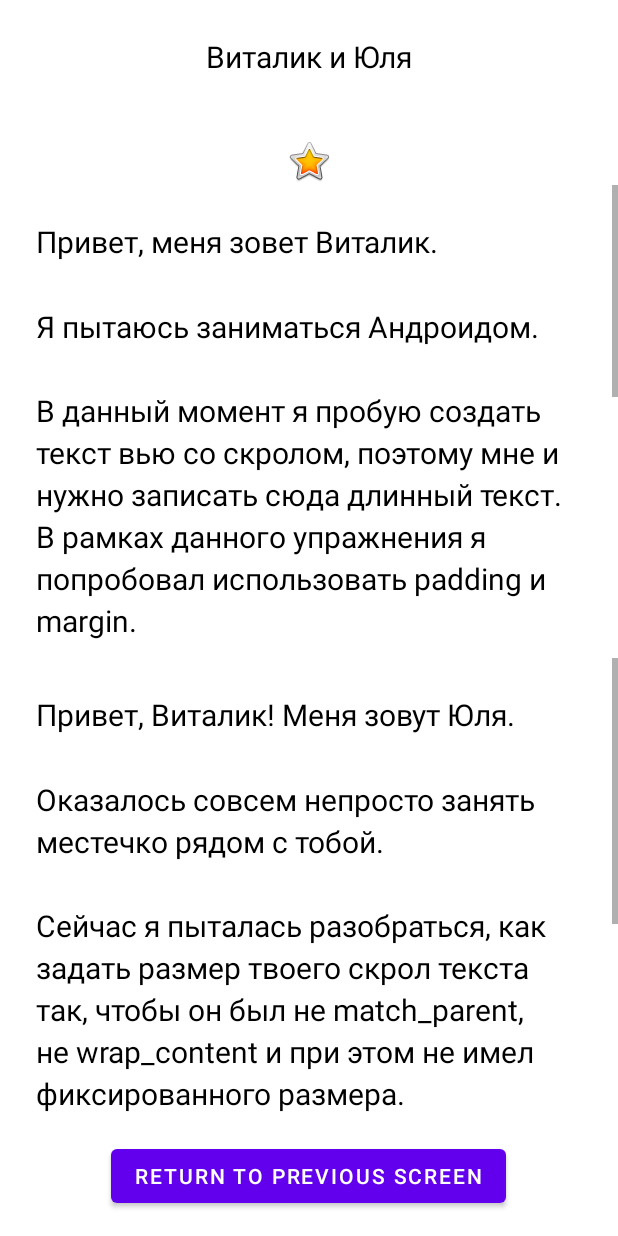
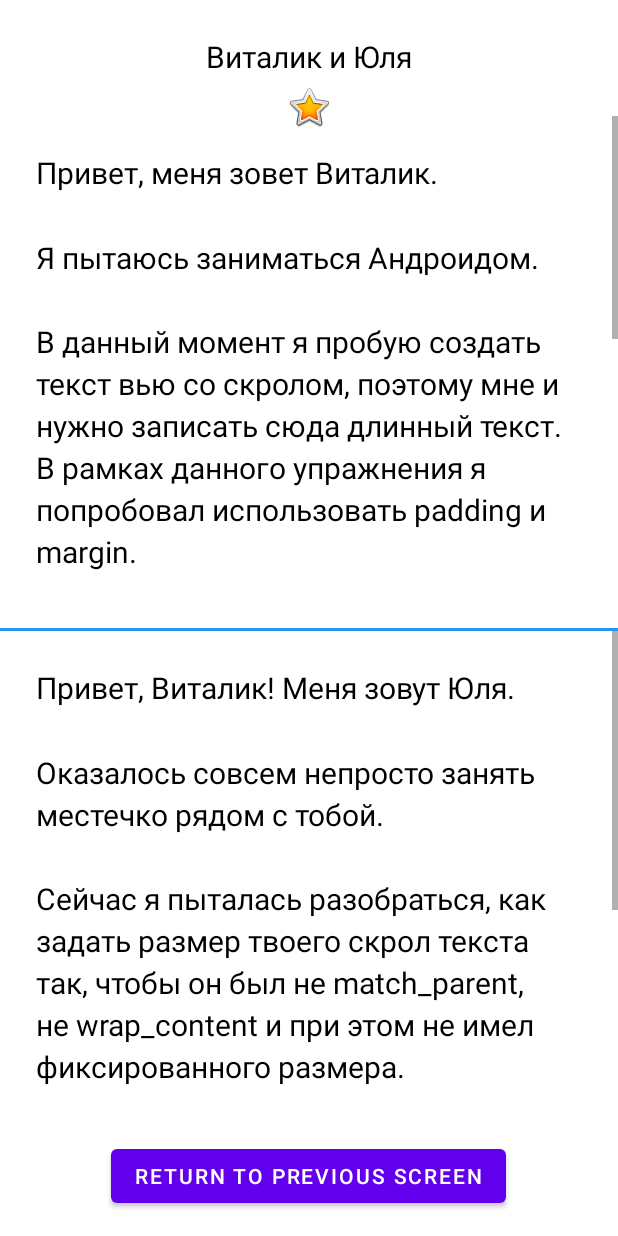
Before and after one commit to glotovauv/MyApplication, an Android app: the screen it shows after launch (MainActivity2), after a tap on "TO SECOND SCREEN", on a phone screen of 412 x 824 dp. Run offline under Robolectric (Android 15) with nearby library versions, the phone set to English and light mode, and no system bars; Roboto replaces fonts that are not available here.

Commit message:
line to separate texts fix waste lambda

```diff
--- a/app/src/main/java/com/home/demo/task_manager/MainActivity.kt
+++ b/app/src/main/java/com/home/demo/task_manager/MainActivity.kt
@@ -37,17 +37,13 @@ class MainActivity : AppCompatActivity() {
         val toTestScreen: Button = findViewById(R.id.test_screen)
 
         toSecondScreen.setOnClickListener {
-            run {
-                val intent = Intent(this@MainActivity, MainActivity2::class.java)
-                startActivity(intent)
-            }
+            val intent = Intent(this@MainActivity, MainActivity2::class.java)
+            startActivity(intent)
         }
 
         toTestScreen.setOnClickListener {
-            run {
-                val intent = Intent(this@MainActivity, TestActivity::class.java)
-                startActivity(intent)
-            }
+            val intent = Intent(this@MainActivity, TestActivity::class.java)
+            startActivity(intent)
         }
     }
 
--- a/app/src/main/res/layout/activity_main_2.xml
+++ b/app/src/main/res/layout/activity_main_2.xml
@@ -27,13 +27,14 @@
             android:id="@+id/star_image"
             android:layout_width="match_parent"
             android:layout_height="wrap_content"
-            android:layout_marginTop="16dp"
+            android:layout_marginTop="-20dp"
             android:contentDescription="@string/yellow_star"
             app:srcCompat="@android:drawable/btn_star_big_on" />
 
         <ScrollView
             android:id="@+id/bio_scroll"
             android:layout_width="match_parent"
+            android:layout_marginTop="-10dp"
             android:layout_weight="50"
             android:layout_height="0dp"
             tools:ignore="NestedWeights">
@@ -46,6 +47,13 @@
                 android:lineSpacingMultiplier="1.2"
                 android:text="@string/bio" />
         </ScrollView>
+
+        <View
+            android:layout_width="match_parent"
+            android:layout_height="2dp"
+            android:layout_marginTop="18dp"
+            android:background="#2196F3" />
+
         <ScrollView
             android:id="@+id/bio_scroll2"
             android:layout_width="match_parent"
```
